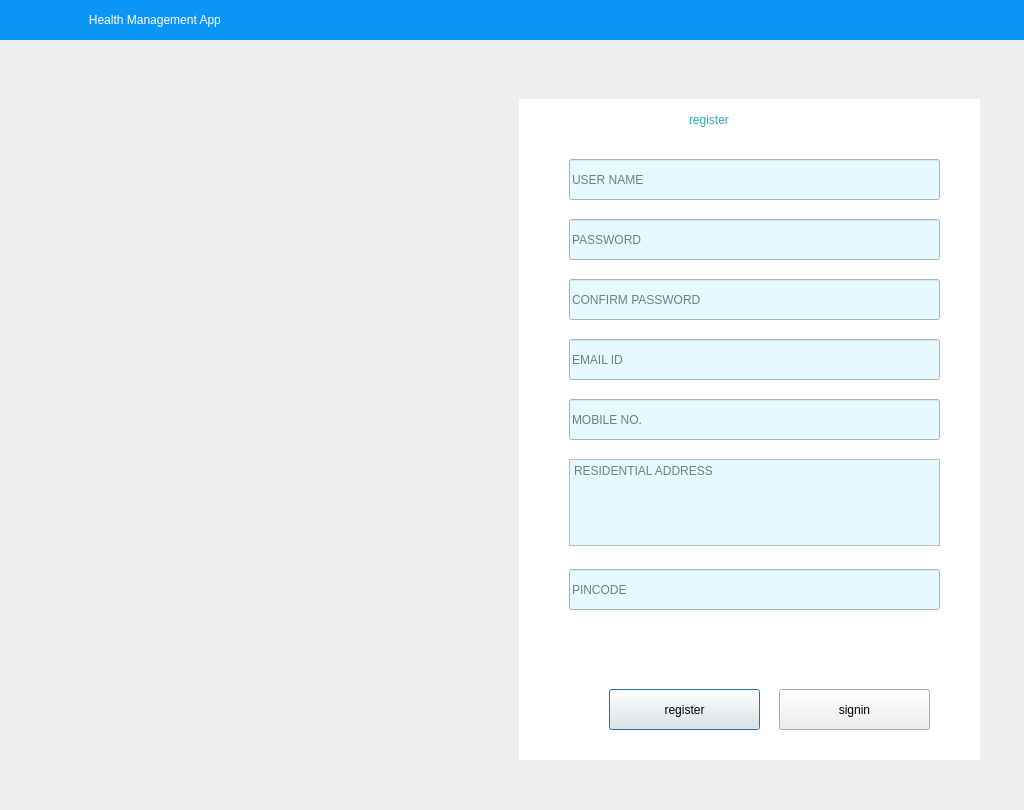
This is registration.ui in sasank-paria/python_mini_proj as Qt 5 draws it before an edit. The edited form follows.
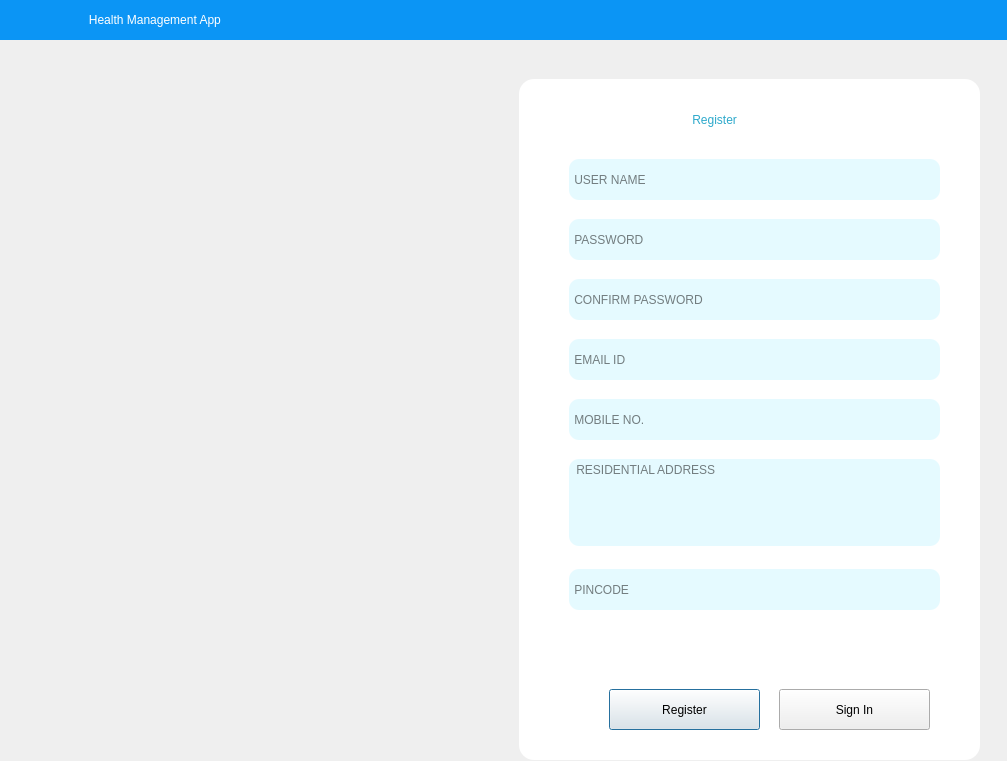
This is the edited form. Icons and pictures are not drawn.

```diff
--- a/registration.ui
+++ b/registration.ui
@@ -6,8 +6,8 @@
    <rect>
     <x>0</x>
     <y>0</y>
-    <width>1024</width>
-    <height>810</height>
+    <width>1007</width>
+    <height>761</height>
    </rect>
   </property>
   <property name="windowTitle">
@@ -31,13 +31,15 @@
     <property name="geometry">
      <rect>
       <x>520</x>
-      <y>100</y>
+      <y>80</y>
       <width>461</width>
-      <height>661</height>
+      <height>681</height>
      </rect>
     </property>
     <property name="styleSheet">
-     <string notr="true">background-color: rgb(255, 255, 255); </string>
+     <string notr="true">Border-radius:15px;
+
+background-color: rgb(255, 255, 255); </string>
     </property>
     <property name="text">
      <string/>
@@ -57,7 +59,7 @@
 color:rgb(45, 169, 203)</string>
     </property>
     <property name="text">
-     <string>register</string>
+     <string> Register</string>
     </property>
    </widget>
    <widget class="QLineEdit" name="reg_user_name_field">
@@ -70,13 +72,14 @@
      </rect>
     </property>
     <property name="styleSheet">
-     <string notr="true">
+     <string notr="true">Border-radius:10px;
+
 font: 75 12pt &quot;MS Sans Serif&quot;;
 
 background-color: rgb(229, 250, 255);</string>
     </property>
     <property name="placeholderText">
-     <string>USER NAME</string>
+     <string> USER NAME</string>
     </property>
    </widget>
    <widget class="QLineEdit" name="reg_password_field">
@@ -89,11 +92,13 @@
      </rect>
     </property>
     <property name="styleSheet">
-     <string notr="true"> font: 75 12pt &quot;MS Sans Serif&quot;;
+     <string notr="true">Border-radius:10px;
+
+ font: 75 12pt &quot;MS Sans Serif&quot;;
 background-color: rgb(229, 250, 255);</string>
     </property>
     <property name="placeholderText">
-     <string>PASSWORD</string>
+     <string> PASSWORD</string>
     </property>
    </widget>
    <widget class="QLineEdit" name="reg_confirmedpassword_field">
@@ -106,11 +111,13 @@
      </rect>
     </property>
     <property name="styleSheet">
-     <string notr="true">font: 75 12pt &quot;MS Sans Serif&quot;;
+     <string notr="true">Border-radius:10px;
+
+font: 75 12pt &quot;MS Sans Serif&quot;;
 background-color: rgb(229, 250, 255);</string>
     </property>
     <property name="placeholderText">
-     <string>CONFIRM PASSWORD</string>
+     <string> CONFIRM PASSWORD</string>
     </property>
    </widget>
    <widget class="QLineEdit" name="reg_emailid_field">
@@ -123,11 +130,13 @@
      </rect>
     </property>
     <property name="styleSheet">
-     <string notr="true">font: 75 12pt &quot;MS Sans Serif&quot;;
+     <string notr="true">Border-radius:10px;
+
+font: 75 12pt &quot;MS Sans Serif&quot;;
 background-color: rgb(229, 250, 255);</string>
     </property>
     <property name="placeholderText">
-     <string>EMAIL ID</string>
+     <string> EMAIL ID</string>
     </property>
    </widget>
    <widget class="QLineEdit" name="reg_mobileno_field">
@@ -140,11 +149,13 @@
      </rect>
     </property>
     <property name="styleSheet">
-     <string notr="true">font: 75 12pt &quot;MS Sans Serif&quot;;
+     <string notr="true">Border-radius:10px;
+
+font: 75 12pt &quot;MS Sans Serif&quot;;
 background-color: rgb(229, 250, 255);</string>
     </property>
     <property name="placeholderText">
-     <string>MOBILE NO.</string>
+     <string> MOBILE NO.</string>
     </property>
    </widget>
    <widget class="QTextEdit" name="reg_resaddress_field">
@@ -157,11 +168,13 @@
      </rect>
     </property>
     <property name="styleSheet">
-     <string notr="true">font: 75 12pt &quot;MS Sans Serif&quot;;
+     <string notr="true">Border-radius:10px;
+
+font: 75 12pt &quot;MS Sans Serif&quot;;
 background-color: rgb(229, 250, 255);</string>
     </property>
     <property name="placeholderText">
-     <string>RESIDENTIAL ADDRESS</string>
+     <string> RESIDENTIAL ADDRESS</string>
     </property>
    </widget>
    <widget class="QLineEdit" name="reg_pincode_field">
@@ -174,11 +187,13 @@
      </rect>
     </property>
     <property name="styleSheet">
-     <string notr="true">font: 75 12pt &quot;MS Sans Serif&quot;;
+     <string notr="true">Border-radius:10px;
+
+font: 75 12pt &quot;MS Sans Serif&quot;;
 background-color: rgb(229, 250, 255);</string>
     </property>
     <property name="placeholderText">
-     <string>PINCODE</string>
+     <string> PINCODE</string>
     </property>
    </widget>
    <widget class="QPushButton" name="signup_button">
@@ -206,7 +221,7 @@
 font: 75 15pt &quot;MS Sans Serif&quot;;</string>
     </property>
     <property name="text">
-     <string>register</string>
+     <string>Register</string>
     </property>
    </widget>
    <widget class="QLabel" name="label_7">
@@ -296,7 +311,7 @@
 font: 75 15pt &quot;MS Sans Serif&quot;;</string>
     </property>
     <property name="text">
-     <string>signin</string>
+     <string>Sign In</string>
     </property>
    </widget>
   </widget>
```
Left out of the diff: 2 changed lines with no effect on the pictures.
